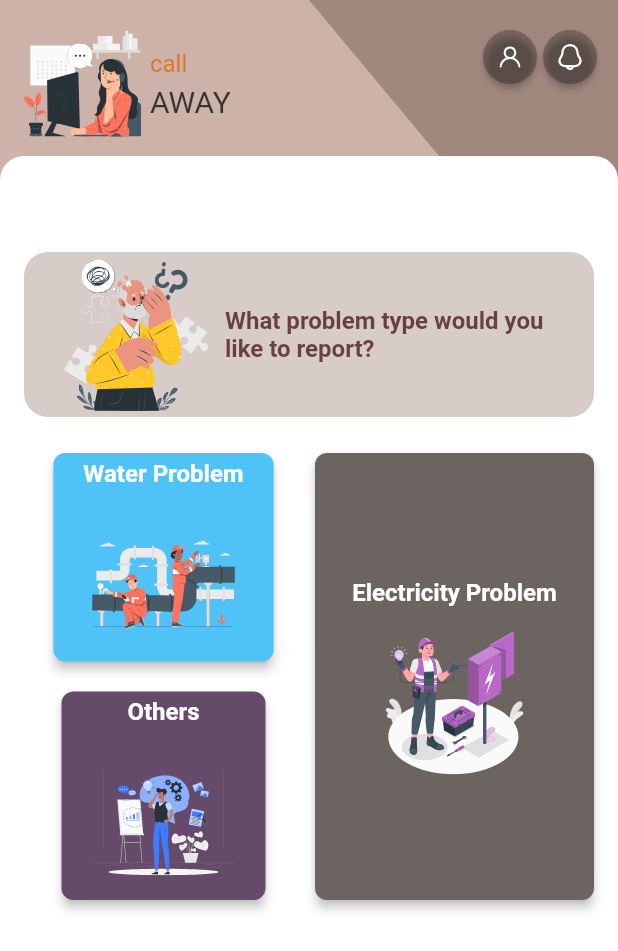
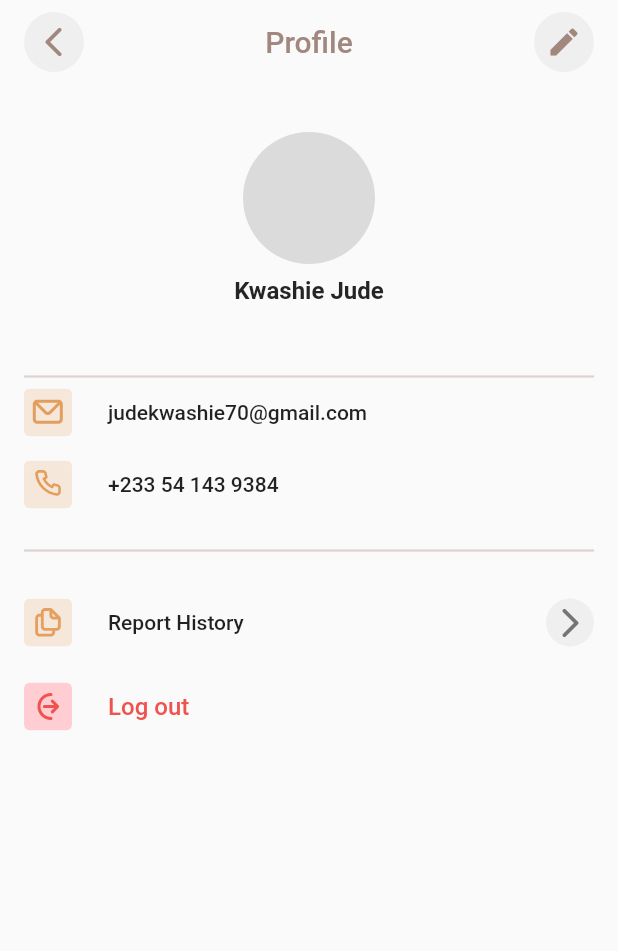
Before and after one commit to SelaseKay/call-away, a Flutter app: the screen it shows after launch, after a tap on an icon or button, on a phone screen of 412 x 824 dp. Shown: the top 951 px of the screen. Run offline on Flutter 3.47's test engine with Material 2 defaults, Android fonts, the phone set to English and light mode, and no system bars; our stand-ins replace flutter_svg, google_fonts; Roboto replaces fonts that are missing (MochiyPopPOne, MochiyPopPone).

Commit message:
added profile screen

```diff
--- a/lib/custom-widget/custom_layout.dart
+++ b/lib/custom-widget/custom_layout.dart
@@ -1,4 +1,5 @@
 import 'package:call_away/custom-widget/background.dart';
+import 'package:call_away/screens/profile_screen.dart';
 import 'package:flutter/material.dart';
 import 'package:flutter_svg/flutter_svg.dart';
 import 'package:google_fonts/google_fonts.dart';
@@ -12,15 +13,12 @@ class CustomLayout extends StatelessWidget {
       required this.topLeftSvg})
       : super(key: key);
 
-
   final Color lightShadeBgColor;
   final Color darkShadeBgColor;
 
   final List<Widget> children;
 
   final String topLeftSvg;
-
-
 
   @override
   Widget build(BuildContext context) {
@@ -31,9 +29,7 @@ class CustomLayout extends StatelessWidget {
         body: SafeArea(
       child: CustomPaint(
         painter: BackgroundPainter(
-          lightShade: lightShadeBgColor,
-          darkShade: darkShadeBgColor
-        ),
+            lightShade: lightShadeBgColor, darkShade: darkShadeBgColor),
         child: SizedBox(
             height: screenHeight,
             width: screenWidth,
@@ -42,7 +38,6 @@ class CustomLayout extends StatelessWidget {
               children: [
                 _TopSection(
                   topLeftSvg: topLeftSvg,
-
                 ),
                 Expanded(
                     child: Container(
@@ -112,14 +107,27 @@ class _TopSection extends StatelessWidget {
             ),
           ),
           Stack(
-            children: const [
+            children: [
               Padding(
                 padding: EdgeInsets.only(left: 40.0),
                 child: _IconButton(
                   assetName: 'assets/images/def_notif.svg',
+                  onPressed: () {},
                 ),
               ),
-              _IconButton(assetName: 'assets/images/profile.svg'),
+              _IconButton(
+                assetName: 'assets/images/profile.svg',
+                onPressed: () {
+                  Navigator.push(
+                      context,
+                      PageRouteBuilder(
+                        // transitionDuration:
+                        //     const Duration(milliseconds: 550),
+                        pageBuilder: (context, animation, secondaryAnimatio) =>
+                            const ProfileScreen(),
+                      ));
+                },
+              ),
             ],
           )
         ],
@@ -129,8 +137,11 @@ class _TopSection extends StatelessWidget {
 }
 
 class _IconButton extends StatefulWidget {
-  const _IconButton({Key? key, required this.assetName}) : super(key: key);
+  const _IconButton(
+      {Key? key, required this.assetName, required this.onPressed})
+      : super(key: key);
   final String assetName;
+  final VoidCallback onPressed;
 
   @override
   State<_IconButton> createState() => __IconButtonState();
@@ -140,7 +151,7 @@ class __IconButtonState extends State<_IconButton> {
   @override
   Widget build(BuildContext context) {
     return ElevatedButton(
-      onPressed: () {},
+      onPressed: widget.onPressed,
       style: ElevatedButton.styleFrom(
         primary: const Color(0xFF000000).withOpacity(0.23),
         shape: const CircleBorder(),
--- /dev/null
+++ b/lib/screens/profile_screen.dart
@@ -0,0 +1,254 @@
+import 'package:flutter/material.dart';
+import 'package:flutter_svg/flutter_svg.dart';
+
+class ProfileScreen extends StatelessWidget {
+  const ProfileScreen({Key? key}) : super(key: key);
+
+  @override
+  Widget build(BuildContext context) {
+    return Theme(
+      data: Theme.of(context).copyWith(
+          primaryColor: const Color(0xFFA1887F),
+          dividerTheme: const DividerThemeData(
+            thickness: 1.5,
+            color: Color(0xFFDDD3D0),
+          ),
+          textTheme: const TextTheme(
+              headline6: TextStyle(color: Color(0xFFA1887F)),
+              subtitle1: TextStyle(
+                fontWeight: FontWeight.w700,
+                color: Color(0xFF252525),
+              ),
+              subtitle2: TextStyle(color: Color(0xFF999999)),
+              bodyText1: TextStyle(color: Color(0xFFD9D9D9)))),
+      child: Scaffold(
+        body: SafeArea(
+            child: Padding(
+          padding: const EdgeInsets.symmetric(horizontal: 16.0),
+          child: Column(
+            children: [
+              const Padding(
+                  padding: EdgeInsets.only(top: 8.0), child: _AppBarSection()),
+              Expanded(
+                  child: Padding(
+                padding: const EdgeInsets.only(top: 40.0),
+                child: ListView(
+                  children: [
+                    const _ProfileHeader(),
+                    const Padding(
+                        padding: EdgeInsets.only(top: 40.0), child: Divider()),
+                    _ProfileItem(
+                      asset: "assets/images/mail.svg",
+                      itemText: "judekwashie70@gmail.com",
+                      style: Theme.of(context).textTheme.bodyText1,
+                    ),
+                    const SizedBox(
+                      height: 16.0,
+                    ),
+                    _ProfileItem(
+                      asset: "assets/images/phone.svg",
+                      itemText: "+233 54 143 9384",
+                      style: Theme.of(context).textTheme.bodyText1,
+                    ),
+                    const SizedBox(
+                      height: 20.0,
+                    ),
+                    const Divider(),
+                    const SizedBox(
+                      height: 16.0,
+                    ),
+                    _ProfileItem(
+                      asset: "assets/images/report_history.svg",
+                      itemText: "Report History",
+                      isArrowVisible: true,
+                      isClickable: true,
+                      style: Theme.of(context).textTheme.bodyText1,
+                    ),
+                    const SizedBox(
+                      height: 8.0,
+                    ),
+                    const _ProfileItem(
+                      asset: "assets/images/log_out.svg",
+                      itemText: "Log out",
+                      isClickable: true,
+                      style:
+                          TextStyle(fontSize: 16.0, color: Color(0xFFEF5350)),
+                    ),
+                  ],
+                ),
+              ))
+            ],
+          ),
+        )),
+      ),
+    );
+  }
+}
+
+class _AppBarSection extends StatelessWidget {
+  const _AppBarSection({Key? key}) : super(key: key);
+
+  @override
+  Widget build(BuildContext context) {
+    return Row(
+      mainAxisAlignment: MainAxisAlignment.spaceBetween,
+      children: [
+        _IconButton(
+          icon: Icons.arrow_back_ios_rounded,
+          iconColor: Theme.of(context).primaryColor,
+          onPressed: () {},
+        ),
+        Text(
+          "Profile",
+          style: Theme.of(context).textTheme.headline6,
+        ),
+        _IconButton(
+          icon: Icons.edit,
+          iconColor: Theme.of(context).primaryColor,
+          onPressed: () {},
+        )
+      ],
+    );
+  }
+}
+
+class _IconButton extends StatelessWidget {
+  const _IconButton(
+      {Key? key,
+      required this.icon,
+      required this.iconColor,
+      this.onPressed,
+      this.height = 40.0,
+      this.width = 40.0})
+      : super(key: key);
+  final IconData icon;
+  final VoidCallback? onPressed;
+
+  final double height;
+  final double width;
+
+  final Color iconColor;
+
+  @override
+  Widget build(BuildContext context) {
+    return SizedBox(
+      height: height,
+      width: width,
+      child: Material(
+        color: const Color(0xFFEFEFEF),
+        borderRadius: const BorderRadius.all(Radius.circular(50.0)),
+        child: InkWell(
+          borderRadius: const BorderRadius.all(Radius.circular(50.0)),
+          onTap: onPressed,
+          child: Center(
+              child: Icon(
+            icon,
+            color: iconColor,
+          )),
+        ),
+      ),
+    );
+  }
+}
+
+class _ProfileHeader extends StatelessWidget {
+  const _ProfileHeader({Key? key, this.userName = "Kwashie Jude"})
+      : super(key: key);
+
+  final String _url = "";
+  final String userName;
+
+  @override
+  Widget build(BuildContext context) {
+    return Column(
+      crossAxisAlignment: CrossAxisAlignment.center,
+      children: [
+        _url.isEmpty
+            ? const CircleAvatar(
+                radius: 44.0,
+                backgroundColor: Color(0xFFDBDBDB),
+              )
+            : CircleAvatar(
+                radius: 44.0,
+                backgroundImage: NetworkImage(_url),
+              ),
+        const SizedBox(
+          height: 8.0,
+        ),
+        Text(
+          userName,
+          style: Theme.of(context).textTheme.subtitle1,
+        ),
+      ],
+    );
+  }
+}
+
+class _ProfileItem extends StatelessWidget {
+  const _ProfileItem(
+      {Key? key,
+      this.asset = "assets/images/log_out.svg",
+      this.isClickable = false,
+      this.itemText = "Log out",
+      this.onPressed,
+      this.isArrowVisible = false,
+      required this.style})
+      : super(key: key);
+
+  final String asset;
+  final String itemText;
+
+  final TextStyle? style;
+
+  final bool isClickable;
+  final bool isArrowVisible;
+
+  final VoidCallback? onPressed;
+
+  @override
+  Widget build(BuildContext context) {
+    return Column(
+      children: [
+        !isClickable
+        ? Row(
+            children: [
+              SvgPicture.asset(asset),
+              const SizedBox(
+                width: 24.0,
+              ),
+              Text(
+                itemText,
+                style: style,
+              )
+            ],
+          )
+        : TextButton(
+          style: TextButton.styleFrom(padding: const EdgeInsets.all(0.0)),
+          onPressed: onPressed,
+          child: Row(
+            children: [
+              SvgPicture.asset(asset),
+              const SizedBox(
+                width: 24.0,
+              ),
+              Expanded(
+                child: Text(
+                  itemText,
+                  style: style,
+                ),
+              ),
+              isArrowVisible
+                  ? const _IconButton(
+                      icon: Icons.arrow_forward_ios_rounded,
+                      iconColor: Color(0xFF757575),
+                      height: 32.0,
+                      width: 32.0,
+                    )
+                  : const SizedBox.shrink()
+            ],
+          ),
+        )
+      ],
+    );
+  }
+}
```
Also changed, not shown: assets/images/log_out.svg (added), assets/images/mail.svg (added), assets/images/phone.svg (added), assets/images/report_history.svg (added).
